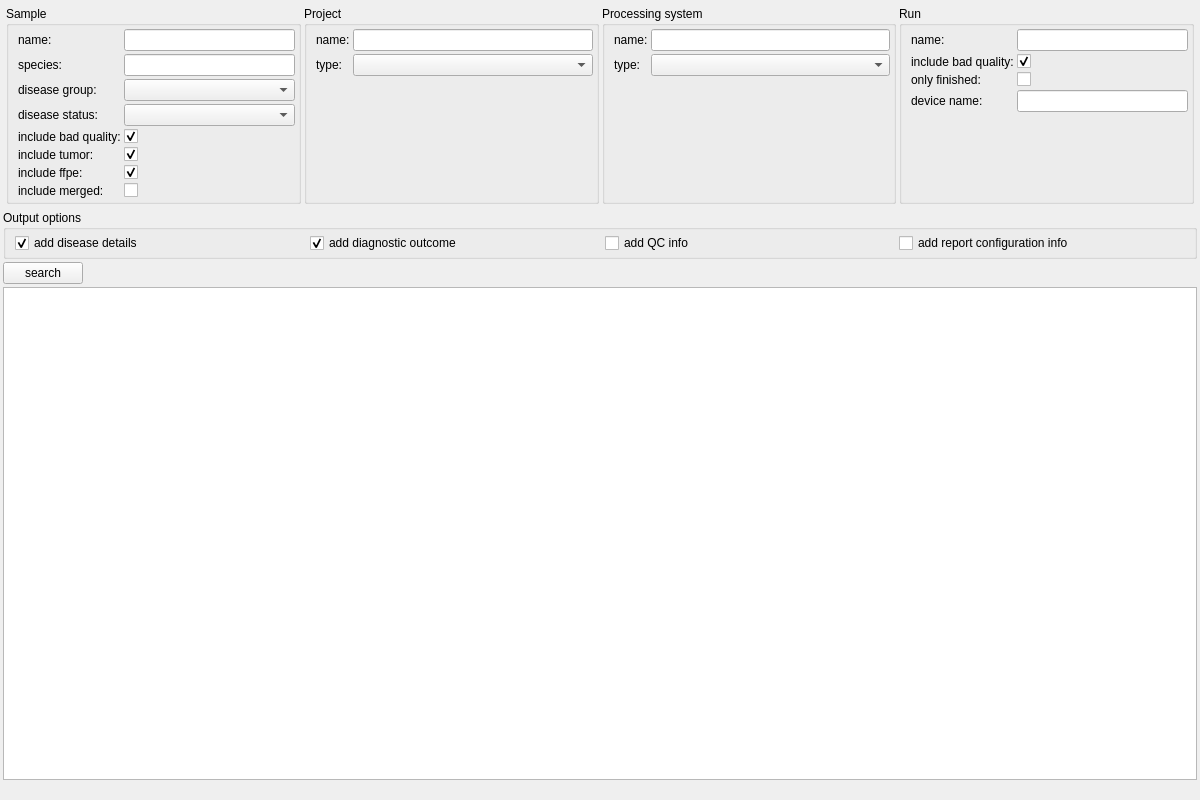
Old version of the form src/GSvar/SampleSearchWidget.ui in the repository imgag/ngs-bits.
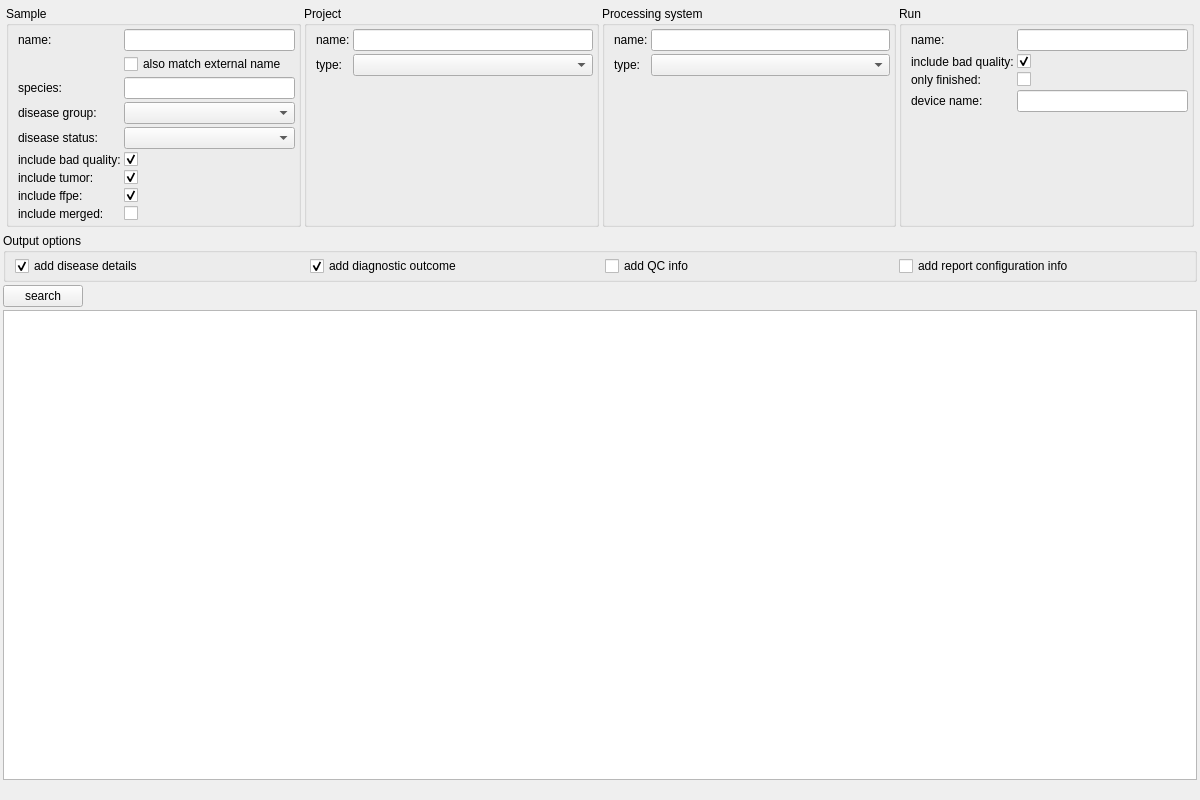
New version of the form. Icons and pictures are not drawn. Custom widgets are drawn as their Qt base class.

Commit message: GSvar: added option to search for external sample name in sample search.

The edit to the form file:
```diff
--- a/src/GSvar/SampleSearchWidget.ui
+++ b/src/GSvar/SampleSearchWidget.ui
@@ -79,31 +79,31 @@
         <property name="bottomMargin">
          <number>3</number>
         </property>
-        <item row="1" column="0">
+        <item row="2" column="0">
          <widget class="QLabel" name="label_4">
           <property name="text">
            <string>species:</string>
           </property>
          </widget>
         </item>
-        <item row="4" column="0">
+        <item row="5" column="0">
          <widget class="QLabel" name="label_5">
           <property name="text">
            <string>include bad quality:</string>
           </property>
          </widget>
         </item>
-        <item row="1" column="1">
+        <item row="2" column="1">
          <widget class="DBSelector" name="s_species"/>
         </item>
-        <item row="5" column="0">
+        <item row="6" column="0">
          <widget class="QLabel" name="label_6">
           <property name="text">
            <string>include tumor:</string>
           </property>
          </widget>
         </item>
-        <item row="6" column="0">
+        <item row="7" column="0">
          <widget class="QLabel" name="label_7">
           <property name="text">
            <string>include ffpe:</string>
@@ -120,7 +120,7 @@
         <item row="0" column="1">
          <widget class="DBSelector" name="s_name"/>
         </item>
-        <item row="6" column="1">
+        <item row="7" column="1">
          <widget class="QCheckBox" name="s_ffpe">
           <property name="text">
            <string/>
@@ -130,7 +130,7 @@
           </property>
          </widget>
         </item>
-        <item row="5" column="1">
+        <item row="6" column="1">
          <widget class="QCheckBox" name="s_tumor">
           <property name="text">
            <string/>
@@ -140,7 +140,7 @@
           </property>
          </widget>
         </item>
-        <item row="4" column="1">
+        <item row="5" column="1">
          <widget class="QCheckBox" name="s_bad_quality">
           <property name="text">
            <string/>
@@ -150,40 +150,47 @@
           </property>
          </widget>
         </item>
-        <item row="7" column="0">
+        <item row="8" column="0">
          <widget class="QLabel" name="label_12">
           <property name="text">
            <string>include merged:</string>
           </property>
          </widget>
         </item>
-        <item row="7" column="1">
+        <item row="8" column="1">
          <widget class="QCheckBox" name="s_merged">
           <property name="text">
            <string/>
           </property>
          </widget>
         </item>
-        <item row="2" column="0">
+        <item row="3" column="0">
          <widget class="QLabel" name="label_14">
           <property name="text">
            <string>disease group:</string>
           </property>
          </widget>
         </item>
-        <item row="3" column="0">
+        <item row="4" column="0">
          <widget class="QLabel" name="label_15">
           <property name="text">
            <string>disease status:</string>
           </property>
          </widget>
         </item>
-        <item row="2" column="1">
-         <widget class="QComboBox" name="s_disease_group"/>
-        </item>
         <item row="3" column="1">
+         <widget class="QComboBox" name="s_disease_group"/>
+        </item>
+        <item row="4" column="1">
          <widget class="QComboBox" name="s_disease_status"/>
         </item>
+        <item row="1" column="1">
+         <widget class="QCheckBox" name="s_name_ext">
+          <property name="text">
+           <string>also match external name</string>
+          </property>
+         </widget>
+        </item>
        </layout>
       </widget>
      </item>
```
The commit also changes 4 other files.
